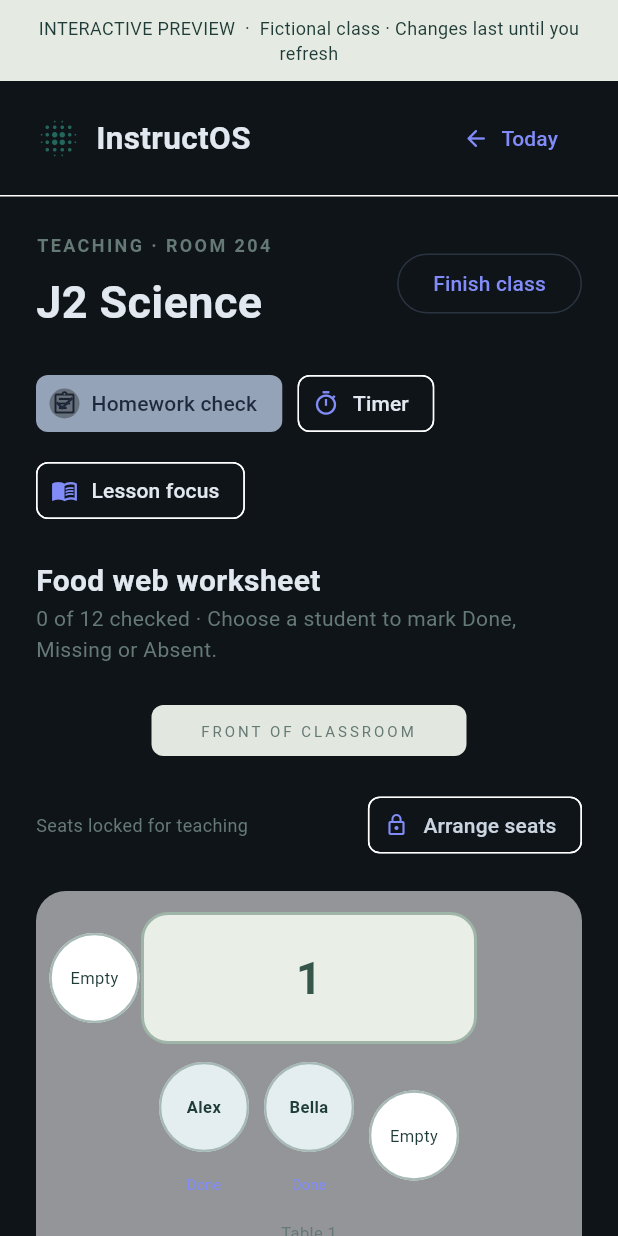
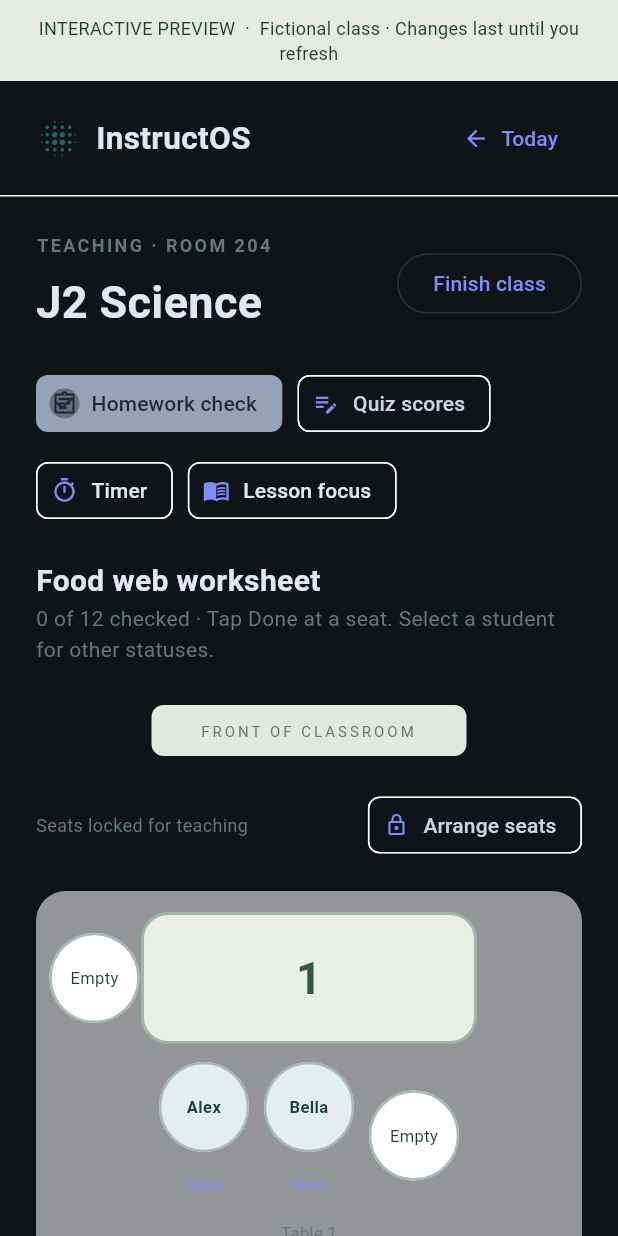
Before and after one commit to gastonstuart-lab/Gradeflow, a Flutter app: the TeachingJourney screen opened directly, after a tap on "Start class", after a tap on "Homework check", on a phone screen of 412 x 824 dp. Run offline on Flutter 3.47's test engine with Material 3 defaults, Android fonts, the phone set to English and light mode, and no system bars; our stand-ins replace cloud_firestore, cloud_functions, csv, file_picker, firebase_auth, firebase_core and 10 more; missing offline and left inert: dart:js_interop, dart:ui_web, excel, icalendar_parser; accounts and stored records are empty.

Commit message:
Add classroom quiz entry using existing GradeFlow calculations

```diff
--- a/lib/components/teaching_preview_room.dart
+++ b/lib/components/teaching_preview_room.dart
@@ -6,6 +6,7 @@ class TeachingPreviewRoom extends StatefulWidget {
   final Map<String, String> students;
   final List<String?> seats;
   final Map<String, String> homework;
+  final Map<String, String>? quizMarks;
   final bool checking;
   final String? selectedStudent;
   final ValueChanged<String> onStudent;
@@ -17,6 +18,7 @@ class TeachingPreviewRoom extends StatefulWidget {
     required this.students,
     required this.seats,
     required this.homework,
+    this.quizMarks,
     required this.checking,
     required this.selectedStudent,
     required this.onStudent,
@@ -207,6 +209,12 @@ class _TeachingPreviewRoomState extends State<TeachingPreviewRoom> {
                   : token(),
             ),
           ),
+          if (widget.quizMarks != null && id != null && !_arranging) ...[
+            const SizedBox(height: 6),
+            Text(widget.quizMarks![id]!,
+                textAlign: TextAlign.center,
+                style: const TextStyle(fontSize: 10)),
+          ],
           if (widget.checking && id != null && !_arranging) ...[
             const SizedBox(height: 6),
             Tooltip(
--- a/lib/teaching_preview.dart
+++ b/lib/teaching_preview.dart
@@ -1,6 +1,7 @@
 import 'dart:async';
 import 'package:flutter/material.dart';
 import 'package:gradeflow/components/teaching_preview_room.dart';
+import 'package:gradeflow/components/teaching_preview_quiz.dart';
 
 void main() => runApp(const TeachingPreview());
 
@@ -70,6 +71,8 @@ class _TeachingJourneyState extends State<TeachingJourney> {
   bool _started = false;
   bool _finished = false;
   bool _checking = false;
+  bool _quizzing = false;
+  final _quiz = PreviewQuizBook();
   String? _panel;
   String? _student;
   DateTime? _timerEnd;
@@ -79,6 +82,7 @@ class _TeachingJourneyState extends State<TeachingJourney> {
   @override
   void initState() {
     super.initState();
+    _quiz.addListener(_quizChanged);
     _ticker = Timer.periodic(const Duration(seconds: 1), (_) {
       if (_timerEnd == null) return;
       setState(() {
@@ -93,6 +97,8 @@ class _TeachingJourneyState extends State<TeachingJourney> {
 
   @override
   void dispose() {
+    _quiz.removeListener(_quizChanged);
+    _quiz.dispose();
     _ticker?.cancel();
     _note.dispose();
     _continuation.dispose();
@@ -107,8 +113,12 @@ class _TeachingJourneyState extends State<TeachingJourney> {
     setState(() {
       _student = id;
       _note.text = _notes[id] ?? '';
-      _panel = 'student';
+      _panel = _quizzing ? 'quiz-student' : 'student';
     });
+  }
+
+  void _quizChanged() {
+    if (mounted) setState(() {});
   }
 
   void _start() => setState(() {
@@ -321,7 +331,17 @@ class _TeachingJourneyState extends State<TeachingJourney> {
                 avatar: const Icon(Icons.assignment_outlined, size: 18),
                 onSelected: (value) => setState(() {
                       _checking = value;
+                      _quizzing = false;
                       _panel = null;
+                    })),
+            FilterChip(
+                label: const Text('Quiz scores'),
+                selected: _quizzing,
+                avatar: const Icon(Icons.edit_note, size: 18),
+                onSelected: (value) => setState(() {
+                      _quizzing = value;
+                      _checking = false;
+                      _panel = value ? 'quiz' : null;
                     })),
             ActionChip(
                 label: Text(_timerEnd != null ? _clock : 'Timer'),
@@ -337,8 +357,18 @@ class _TeachingJourneyState extends State<TeachingJourney> {
             const Text('Food web worksheet',
                 style: TextStyle(fontSize: 20, fontWeight: FontWeight.w600)),
             Text(
-                '$_checked of 12 checked · Choose a student to mark Done, Missing or Absent.',
+                '$_checked of 12 checked · Tap Done at a seat. Select a student for other statuses.',
                 style: const TextStyle(color: _muted, height: 1.5)),
+          ] else if (_quizzing) ...[
+            Text(_quiz.selected.name,
+                style:
+                    const TextStyle(fontSize: 20, fontWeight: FontWeight.w600)),
+            Text(
+                'Out of ${_quiz.maximumLabel} · ${_quiz.entered(_students.keys)} of 12 entered',
+                style: const TextStyle(color: _muted)),
+            TextButton(
+                onPressed: () => setState(() => _panel = 'quiz'),
+                child: const Text('Open full class entry')),
           ] else
             const Text('Your classroom. Select a student when you need them.',
                 style: TextStyle(color: _muted, height: 1.5)),
@@ -359,8 +389,18 @@ class _TeachingJourneyState extends State<TeachingJourney> {
             students: _students,
             seats: _seats,
             homework: _homework,
+            quizMarks: _quizzing
+                ? {
+                    for (final id in _students.keys)
+                      id: _quiz.mark(id) == null
+                          ? 'Not entered'
+                          : '${_quiz.mark(id)} / ${_quiz.maximumLabel}'
+                  }
+                : null,
             checking: _checking,
-            selectedStudent: _panel == 'student' ? _student : null,
+            selectedStudent: _panel == 'student' || _panel == 'quiz-student'
+                ? _student
+                : null,
             onStudent: _openStudent,
             onDone: (id) => setState(() => _homework[id] = 'Done'),
             onMove: (from, to) => setState(() {
@@ -395,6 +435,20 @@ class _TeachingJourneyState extends State<TeachingJourney> {
               ]),
               const SizedBox(height: 14),
               if (_panel == 'student') ..._studentPanel(),
+              if (_panel == 'quiz' || _panel == 'quiz-student') ...[
+                if (_panel == 'quiz-student')
+                  TextButton(
+                      onPressed: () => setState(() => _panel = 'quiz'),
+                      child: const Text('All students')),
+                PreviewQuizPanel(
+                  key: ValueKey(
+                      _panel == 'quiz' ? 'quiz-roster' : 'quiz-$_student'),
+                  book: _quiz,
+                  students: _panel == 'quiz'
+                      ? _students
+                      : {_student!: _students[_student]!},
+                ),
+              ],
               if (_panel == 'timer') ..._timerPanel(),
               if (_panel == 'lesson') ...[
                 const Text('Food webs',
@@ -505,7 +559,7 @@ class _TeachingJourneyState extends State<TeachingJourney> {
                 fontSize: 28, height: 1.2, fontWeight: FontWeight.w600)),
         const SizedBox(height: 24),
         Text(
-            '$_checked of 12 homework checks\n${_notes.values.where((n) => n.trim().isNotEmpty).length} private notes\n${_followUps.length} student follow-ups',
+            '${_quiz.selected.name}: ${_quiz.entered(_students.keys)} of 12 marks\n$_checked of 12 homework checks\n${_notes.values.where((n) => n.trim().isNotEmpty).length} private notes\n${_followUps.length} student follow-ups',
             style: const TextStyle(fontSize: 16, height: 2)),
         const SizedBox(height: 22),
         TextField(
```
Also changed, not shown: lib/components/teaching_preview_quiz.dart (added, +279 -0 lines), 2 other files.
